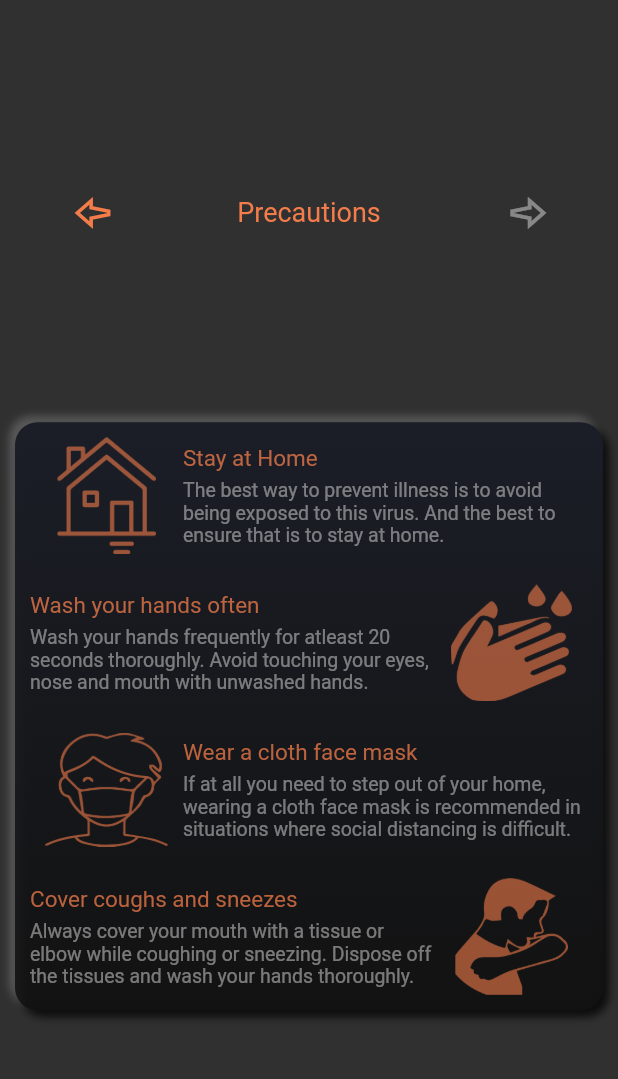
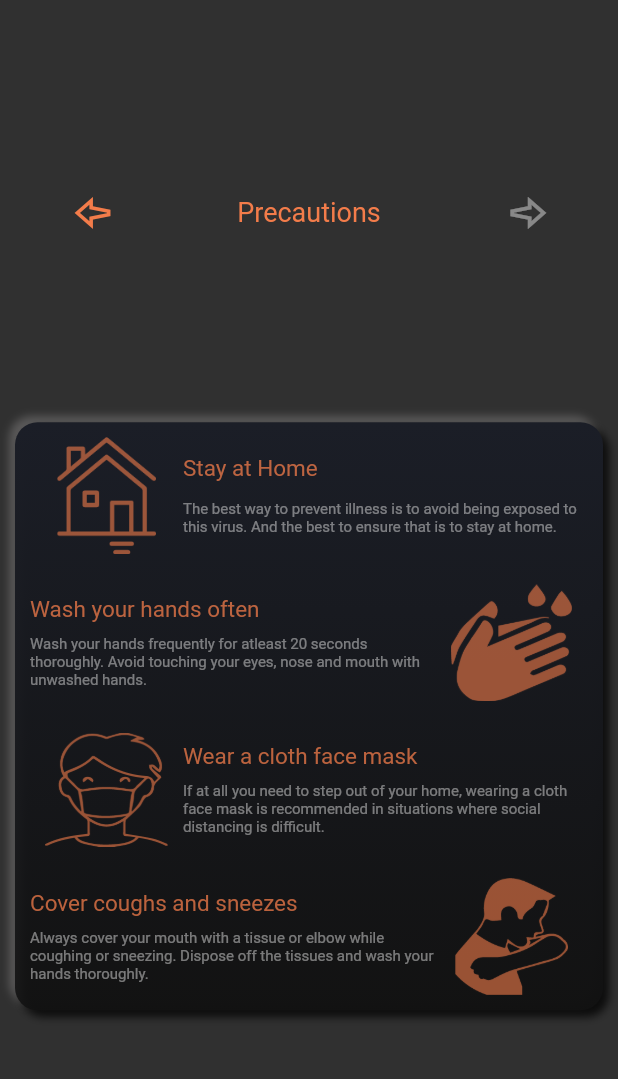
Before and after one commit to arpank10/Covid-19-Flutter, a Flutter app: the Contacts widget shown alone on an empty page, opened directly, after a tap on an icon or button, on a phone screen of 412 x 824 dp, the part 134-1213 px from its top. Run offline on Flutter 3.47's test engine with Material 2 defaults, Android fonts, the phone set to English and light mode, and no system bars; our stand-ins replace fl_chart, flutter_svg, liquid_swipe, package_info, shared_preferences, sqflite; accounts and stored records are empty; network calls fail; Roboto replaces fonts that are missing (Hind); statements that could not run were skipped.

```diff
--- /dev/null
+++ b/app_update.json
@@ -0,0 +1,5 @@
+{
+  "versionName":"1.0.0",
+  "versionCode": 1,
+  "url":"https://drive.google.com/drive/u/0/folders/1hk0OmrRAA5cE83hTf5Sx34SsllH1F700"
+}
--- a/lib/Widgets/Features/Contacts/contacts.dart
+++ b/lib/Widgets/Features/Contacts/contacts.dart
@@ -235,7 +235,7 @@ class _ContactsState extends State<Contacts> {
           ),
           Text(
             description,
-            style: TextStyle(fontSize:13.0,color: secondary_text.withOpacity(0.50)),
+            style: TextStyle(fontSize:10.0,color: secondary_text.withOpacity(0.50)),
             textScaleFactor: 1.0,
           ),
         ],
```
Also changed, not shown: 2 other files.
